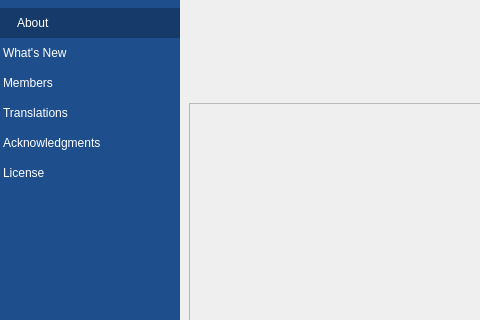
Before: the Qt Designer form core/ui/menu/about.ui in giswater/plugin, drawn with Qt 5; both pictures show x 0 to 480 and y 0 to 320 of the 720 by 500 pixel window.
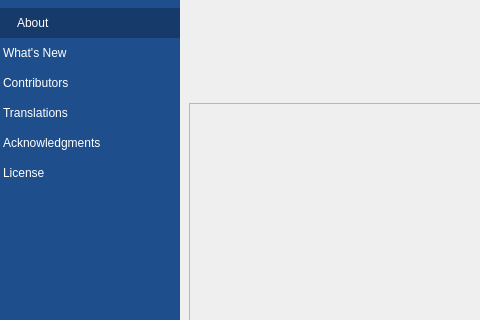
After: the same form once the commit is applied.

Commit message: feat(about-dialog): update contributors section and add Catalan flag; enhance progress bar display for translation stats

Patch:
```diff
--- a/core/ui/menu/about.ui
+++ b/core/ui/menu/about.ui
@@ -92,7 +92,7 @@
      </item>
      <item>
       <property name="text">
-       <string notr="true">Members</string>
+       <string notr="true">Contributors</string>
       </property>
      </item>
      <item>
```
The commit also changes 3 other files.
